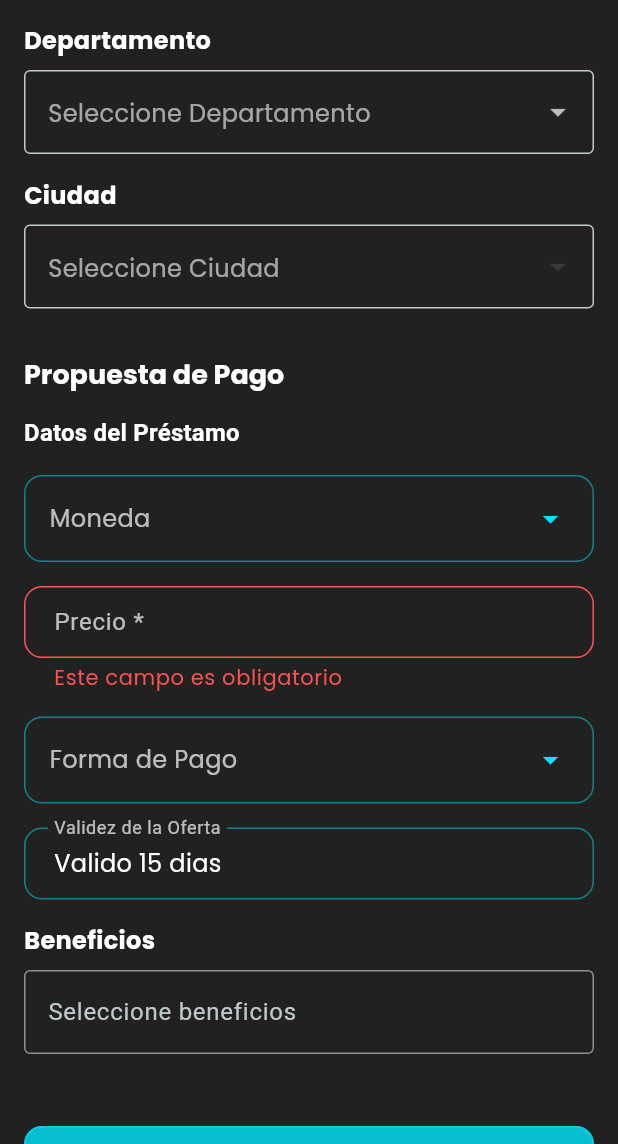
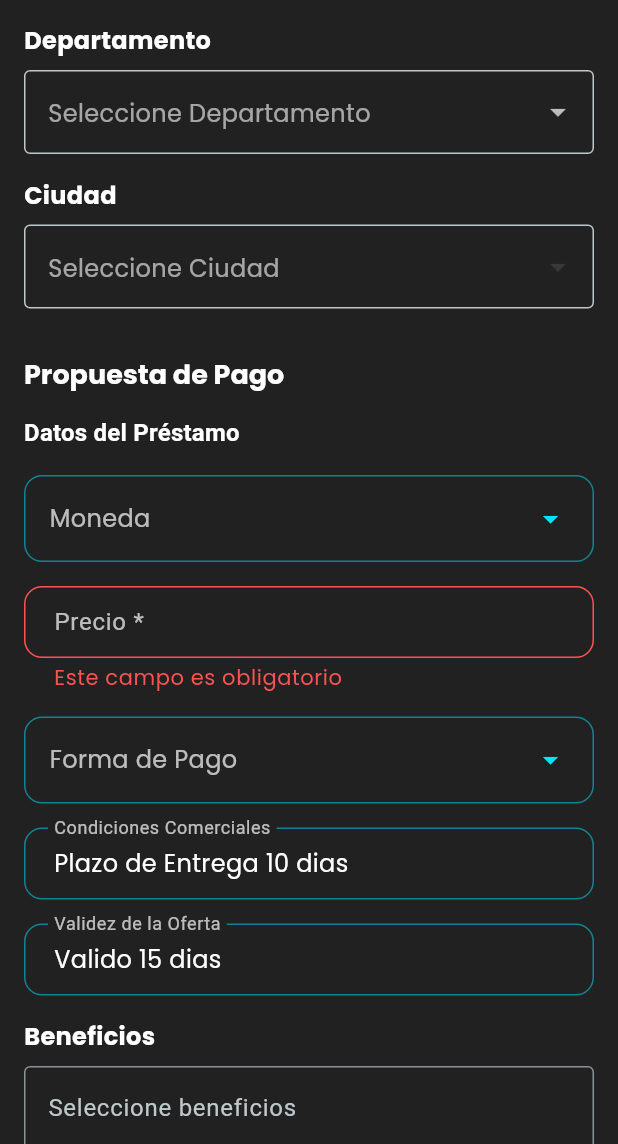
Before and after one commit to nfuegopy/app-presupuesto, a Flutter app: the BudgetAltFormScreen screen opened directly, scrolled down 576 dp, on a phone screen of 412 x 824 dp, the part 92-1236 px from its top. Run offline on Flutter 3.47's test engine with Material 3 defaults, Android fonts, the phone set to English and light mode, and no system bars; our stand-ins replace animate_do, cached_network_image, cloud_firestore, firebase_auth, firebase_core, pdf and 2 more; accounts and stored records are empty.

Commit message:
Ajustes de : faltante en pdf

```diff
--- a/lib/features/budgets/domain/entities/budget.dart
+++ b/lib/features/budgets/domain/entities/budget.dart
@@ -44,5 +44,6 @@ class Budget {
 
     required this.createdBy,
     required this.createdAt,
+    String? commercialConditions,
   });
 }
--- a/lib/features/budgets/presentation/providers/budget_provider.dart
+++ b/lib/features/budgets/presentation/providers/budget_provider.dart
@@ -32,6 +32,7 @@ class BudgetProvider with ChangeNotifier {
   double? _reinforcementAmount;
   String? _reinforcementMonth;
   String? _validityOffer;
+  String? _commercialConditions;
   String? _benefits;
   double? _lifeInsuranceAmount; // Nuevo: Monto del seguro de vida
   List<Map<String, dynamic>>? _amortizationSchedule;
@@ -54,6 +55,7 @@ class BudgetProvider with ChangeNotifier {
   double? get reinforcementAmount => _reinforcementAmount;
   String? get reinforcementMonth => _reinforcementMonth;
   String? get validityOffer => _validityOffer;
+  String? get commercialConditions => _commercialConditions;
   String? get benefits => _benefits;
   double? get lifeInsuranceAmount => _lifeInsuranceAmount; // Nuevo getter
   List<Map<String, dynamic>>? get amortizationSchedule => _amortizationSchedule;
@@ -150,6 +152,7 @@ class BudgetProvider with ChangeNotifier {
     double? reinforcementAmount,
     String? reinforcementMonth,
     String? validityOffer,
+    String? commercialConditions,
     String? benefits,
   }) async {
     debugPrint('[BudgetProvider] updatePaymentDetails: '
@@ -216,6 +219,7 @@ class BudgetProvider with ChangeNotifier {
     _reinforcementAmount = reinforcementAmount;
     _reinforcementMonth = reinforcementMonth;
     _validityOffer = validityOffer;
+    _commercialConditions = commercialConditions;
     _benefits = benefits;
     _error = null;
 
@@ -392,6 +396,7 @@ class BudgetProvider with ChangeNotifier {
         numberOfReinforcements: _numberOfReinforcements,
         reinforcementAmount: _reinforcementAmount,
         validityOffer: _validityOffer,
+        commercialConditions: _commercialConditions,
         benefits: _benefits,
         lifeInsuranceAmount:
             _lifeInsuranceAmount, // Guardar monto del seguro de vida
@@ -469,6 +474,7 @@ class BudgetProvider with ChangeNotifier {
         reinforcementMonth: _reinforcementMonth,
         amortizationSchedule: _amortizationSchedule,
         validityOffer: _validityOffer,
+        commercialConditions: _commercialConditions,
         benefits: _benefits,
         lifeInsuranceAmount:
             _lifeInsuranceAmount, // Pasar monto del seguro de vida
@@ -561,6 +567,7 @@ class BudgetProvider with ChangeNotifier {
     _reinforcementAmount = null;
     _reinforcementMonth = null;
     _validityOffer = null;
+    _commercialConditions = null;
     _benefits = null;
     _lifeInsuranceAmount = null; // Limpiar monto del seguro de vida
     _amortizationSchedule = null;
--- a/lib/features/budgets/presentation/screens/budget_alt_form_screen.dart
+++ b/lib/features/budgets/presentation/screens/budget_alt_form_screen.dart
@@ -39,6 +39,8 @@ class _BudgetAltFormScreenState extends State<BudgetAltFormScreen> {
   final _reinforcementAmountController = TextEditingController();
   final _validityOfferController =
       TextEditingController(text: 'Valido 15 dias');
+  final _commercialConditionsController =
+      TextEditingController(text: 'Plazo de Entrega 10 dias');
   final _benefitsController = TextEditingController();
   String _searchQuery = '';
   bool _isNewClient = false;
@@ -136,6 +138,7 @@ class _BudgetAltFormScreenState extends State<BudgetAltFormScreen> {
     _numberOfReinforcementsController.dispose();
     _reinforcementAmountController.dispose();
     _validityOfferController.dispose();
+    _commercialConditionsController.dispose();
     _benefitsController.dispose();
     super.dispose();
   }
@@ -586,6 +589,12 @@ class _BudgetAltFormScreenState extends State<BudgetAltFormScreen> {
             ],
             const SizedBox(height: 16),
             CustomTextField(
+              controller: _commercialConditionsController,
+              label: 'Condiciones Comerciales',
+              isRequired: false,
+            ),
+            const SizedBox(height: 16),
+            CustomTextField(
               controller: _validityOfferController,
               label: 'Validez de la Oferta',
               isRequired: false,
@@ -779,6 +788,8 @@ class _BudgetAltFormScreenState extends State<BudgetAltFormScreen> {
                             : null,
                     reinforcementMonth: _reinforcementMonth,
                     validityOffer: _validityOfferController.text.trim(),
+                    commercialConditions:
+                        _commercialConditionsController.text.trim(),
                     benefits: _benefitsController.text.trim(),
                   );
 
```
Also changed, not shown: lib/features/budgets/presentation/screens/budget_form_screen.dart (+11 -0 lines), lib/features/budgets/presentation/utils/pdf_generator.dart (+35 -1 lines).
